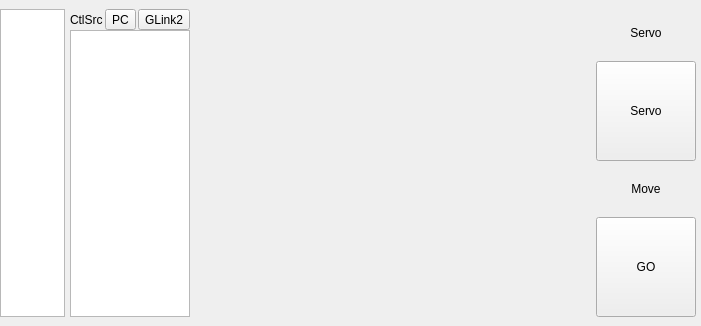
tiangaomingjing/ServoDriveTech, file Libs/PlotUnit/PlotUnitGraph/TabMotion/tabmotion.ui: the form before one commit.
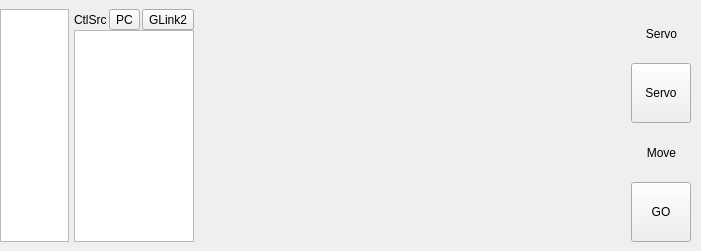
The form after the commit.

Patch:
```diff
--- a/Libs/PlotUnit/PlotUnitGraph/TabMotion/tabmotion.ui
+++ b/Libs/PlotUnit/PlotUnitGraph/TabMotion/tabmotion.ui
@@ -7,7 +7,7 @@
     <x>0</x>
     <y>0</y>
     <width>701</width>
-    <height>326</height>
+    <height>251</height>
    </rect>
   </property>
   <property name="windowTitle">
@@ -167,14 +167,14 @@
          </property>
          <property name="minimumSize">
           <size>
-           <width>100</width>
-           <height>100</height>
+           <width>60</width>
+           <height>60</height>
           </size>
          </property>
          <property name="maximumSize">
           <size>
-           <width>100</width>
-           <height>100</height>
+           <width>60</width>
+           <height>60</height>
           </size>
          </property>
          <property name="text">
@@ -225,14 +225,14 @@
          </property>
          <property name="minimumSize">
           <size>
-           <width>100</width>
-           <height>100</height>
+           <width>60</width>
+           <height>60</height>
           </size>
          </property>
          <property name="maximumSize">
           <size>
-           <width>100</width>
-           <height>100</height>
+           <width>60</width>
+           <height>60</height>
           </size>
          </property>
          <property name="text">
```
